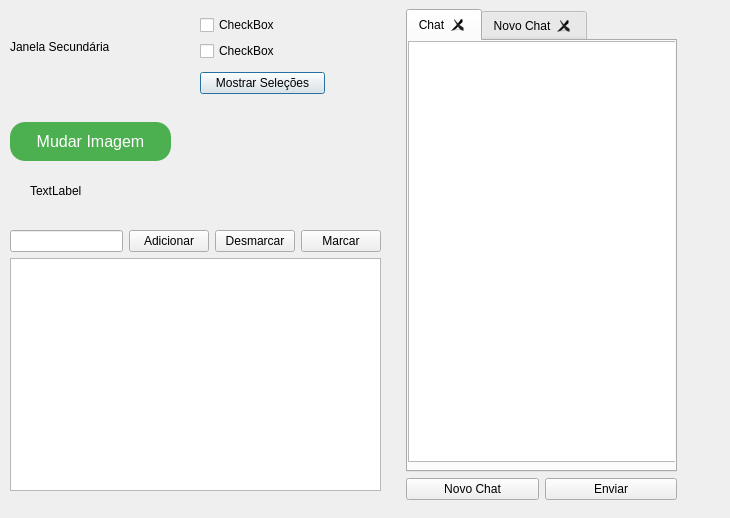
Above: janelasecundaria.ui from Luisf66/Qt-Creator before the change. Below: the same form after it.
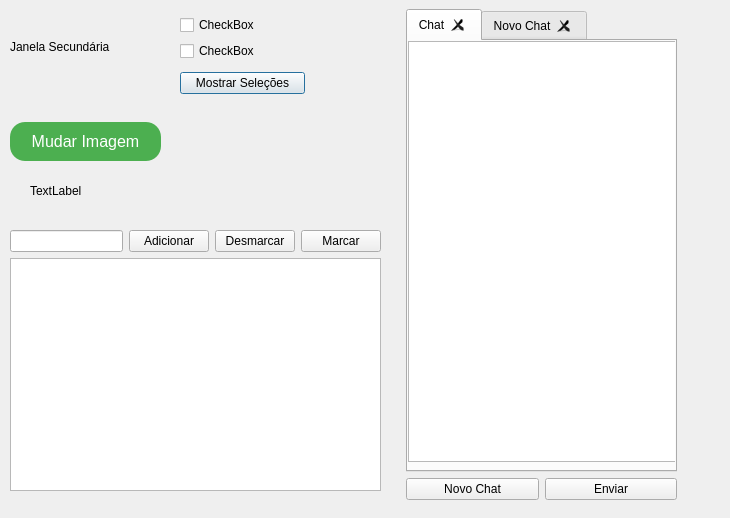
That is the form after the change. Icons and pictures are not drawn.

```diff
--- a/janelasecundaria.ui
+++ b/janelasecundaria.ui
@@ -16,7 +16,7 @@
   <widget class="QWidget" name="layoutWidget">
    <property name="geometry">
     <rect>
-     <x>200</x>
+     <x>180</x>
      <y>10</y>
      <width>125</width>
      <height>90</height>
@@ -55,7 +55,7 @@
     <rect>
      <x>10</x>
      <y>10</y>
-     <width>161</width>
+     <width>151</width>
      <height>151</height>
     </rect>
    </property>
```
